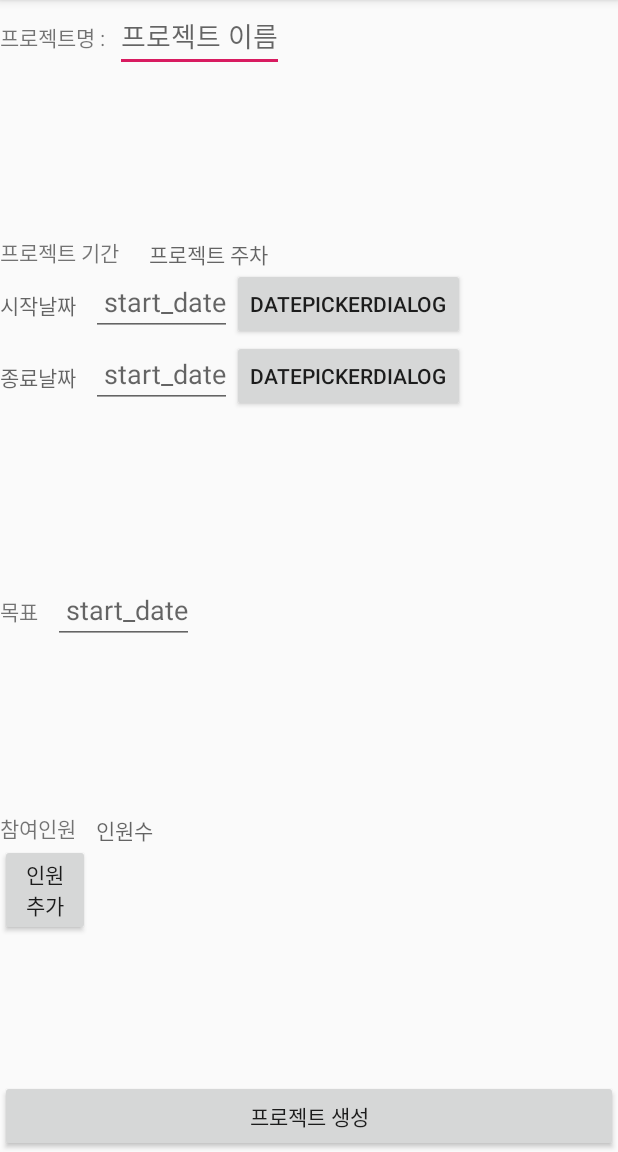
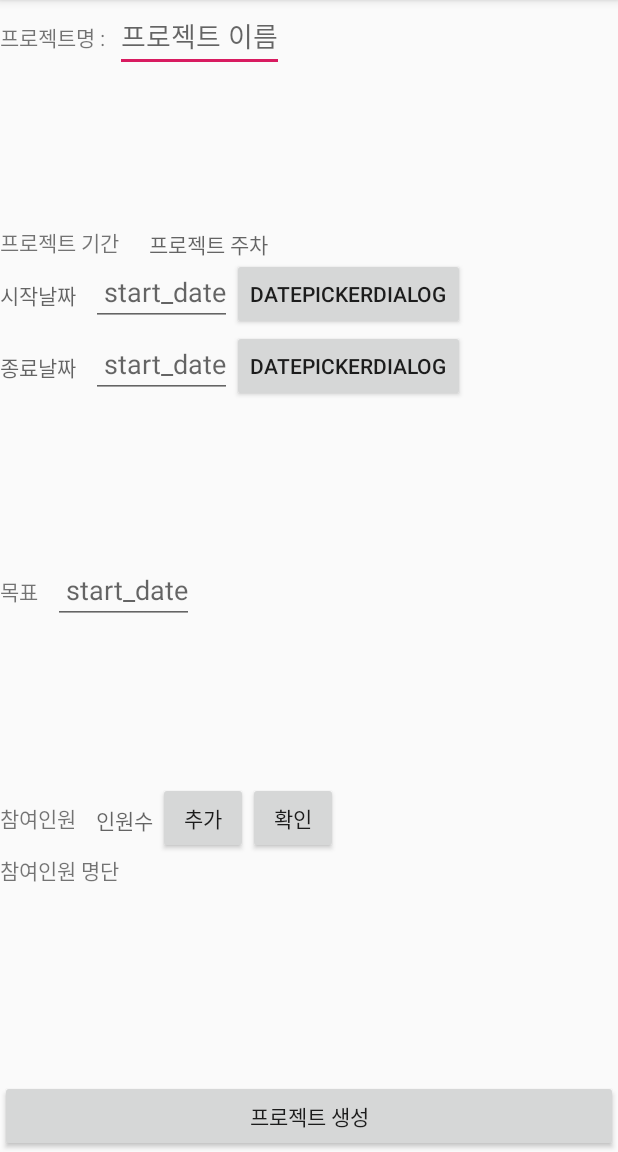
Before and after one commit to MheeJ/Schedule_Share, an Android app: the Make_project screen opened directly, with no data from a screen before it, on a phone screen of 412 x 824 dp, the part 84-1236 px from its top. Run offline under Robolectric (Android 15) with nearby library versions, the phone set to English and light mode, and no system bars; our stand-ins replace Firebase (no records; nobody signed in at launch, a user with empty details on screens opened directly).

Commit message:
사용자 추가하기 완료 _mini

```diff
--- a/app/src/main/java/com/example/schedule_share/FirebasePost.java
+++ b/app/src/main/java/com/example/schedule_share/FirebasePost.java
@@ -20,6 +20,7 @@ class FirebasePost {
     public String project_name;
     public String project_info;
     public Long project_date;
+    public String project_member;
 
 
     public FirebasePost(){
@@ -34,10 +35,11 @@ class FirebasePost {
         this.gender = gender;
     }
 
-    public FirebasePost(String project_name, String project_info, Long project_date) {
+    public FirebasePost(String project_name, String project_info, Long project_date, String project_member) {
         this.project_name = project_name;
         this.project_info = project_info;
         this.project_date = project_date;
+        this.project_member = project_member;
     }
 
     @Exclude
@@ -57,6 +59,7 @@ class FirebasePost {
         result.put("project_name", project_name);
         result.put("project_info", project_info);
         result.put("project_date", project_date);
+        result.put("project_member",project_member);
         return result;
     }
 }
--- a/app/src/main/java/com/example/schedule_share/Make_project.java
+++ b/app/src/main/java/com/example/schedule_share/Make_project.java
@@ -26,14 +26,17 @@ public class Make_project extends AppCompatActivity implements View.OnClickListe
 
     private DatabaseReference mPostReference;
 
-    private TextView name, period, goal, member,start,finish, start_date,finish_date,input_period,memeber_num,period_1;
+    private TextView name, period, goal, member,start,finish, start_date,finish_date,input_period,memeber_num,period_1,Member_list;
     private EditText input_name, input_goal,input_member;
-    private Button done,start_button,finish_button,Add_member;
+    private Button done,start_button,finish_button,Add_member,Check_member;
     private DatePickerDialog.OnDateSetListener callbackMethod;
     private DatePickerDialog.OnDateSetListener callbackMethod2;
+    String getData="";
+    final static int CODE=1;
 
     private String project_name,date1,date2,Days;
     private String project_info;
+    String project_member="멤버";
     private long project_date,calDateDays,pdays;
 
     ArrayAdapter<String> arrayAdapter;
@@ -55,17 +58,23 @@ public class Make_project extends AppCompatActivity implements View.OnClickListe
 
 
         arrayAdapter = new ArrayAdapter<String>(this, android.R.layout.simple_list_item_1);
+
+
+
+
     }
 
     private void initView(){
         name = findViewById(R.id.name);
         period = findViewById(R.id.period);
         member = findViewById(R.id.member);
+        Check_member = findViewById(R.id.check_member);
         input_period = findViewById(R.id.input_period);
         input_name = findViewById(R.id.input_name);
         input_goal = findViewById(R.id.input_goal);
         memeber_num = findViewById(R.id.memeber_num);
         Add_member = findViewById(R.id.add_member);
+        Member_list = findViewById(R.id.member_list);
         start = findViewById(R.id.start);
         finish = findViewById(R.id.finish);
         start_date = findViewById(R.id.start_date);
@@ -76,6 +85,7 @@ public class Make_project extends AppCompatActivity implements View.OnClickListe
         finish_button = findViewById(R.id.finish_button);
         Add_member.setOnClickListener(this);
         done.setOnClickListener(this);
+        Check_member.setOnClickListener(this);
     }
 
     public void InitializeListener(){
@@ -108,11 +118,17 @@ public class Make_project extends AppCompatActivity implements View.OnClickListe
         };
     }
 
+
+
+
     public void OnClickHandler2(View view){
         DatePickerDialog dialog = new DatePickerDialog(this, callbackMethod2, 2020, 1,6);
 
         dialog.show();
     }
+
+
+
     @Override
     public void onClick(View view) {
         switch (view.getId()){
@@ -124,11 +140,38 @@ public class Make_project extends AppCompatActivity implements View.OnClickListe
                 startActivity(intent2);
                 postFirebaseDatabase(true);
                 break;
-
             case R.id.add_member:
                 Intent intent3 = new Intent(this,Add_User.class);
-                startActivity(intent3);
+                intent3.putExtra("addr",Member_list.getText().toString());
+                startActivityForResult(intent3,CODE);
+                break;
+          /*  case R.id.check_member:
+                getData = getIntent().getStringExtra("adapter_list");
+                Member_list.setText(getData);
+                getData = project_member;
+                break;*/
 
+        }
+    }
+
+    //서브액티비티가 값을 보내오면 자동호출되는 메소드
+    //requestCode에 메인 액티비티에서 보낸 CODE가 담겨온다.
+    @Override
+    //onActivityResult( 메인액티비티에서 보낸 코드,서브액티비티에서 보내온 리절트코드,서브액티비티에서 데이터를 담아 보낸 인텐트 )
+    protected void onActivityResult(int requestCode, int resultCode, Intent data) {
+        super.onActivityResult(requestCode,resultCode,data);
+        switch(requestCode){
+            case 1:
+                if(resultCode==RESULT_OK){//서브Activity에서 보내온 resultCode와 비교
+                    //서브액티비티에서 인텐트에 담아온 정보 꺼내기
+                    String edtAddr=data.getStringExtra("editAddr");
+                    //텍스트뷰에 수정된 문자열 넣기
+                    Member_list.setText(edtAddr);
+                    project_member = edtAddr;
+                }else{
+
+                }
+                break;
         }
     }
 
@@ -139,7 +182,7 @@ public class Make_project extends AppCompatActivity implements View.OnClickListe
         Map<String, Object> childUpdates = new HashMap<>();
         Map<String, Object> postValues = null;
         if(add){
-            FirebasePost post = new FirebasePost(project_name, project_info, project_date);
+            FirebasePost post = new FirebasePost(project_name, project_info, project_date,project_member);
             postValues = post.toScheduleMap();
         }
         childUpdates.put("/project_list/" + project_name, postValues);
@@ -167,4 +210,6 @@ public class Make_project extends AppCompatActivity implements View.OnClickListe
         }
 
     }
+
+
 }
--- a/app/src/main/res/layout/add_user.xml
+++ b/app/src/main/res/layout/add_user.xml
@@ -22,7 +22,7 @@
             android:layout_height="wrap_content"
             android:layout_weight="1"
             android:id="@+id/newitem"
-            android:hint="사용자 아이디 검색"
+            android:hint="사용자 닉네임 검색"
             android:focusable="true"
             android:focusableInTouchMode="true"/>
         <Button
--- a/app/src/main/res/layout/make_project.xml
+++ b/app/src/main/res/layout/make_project.xml
@@ -136,8 +136,22 @@
             android:layout_width="wrap_content"
             android:layout_height="wrap_content"
             android:hint=" 인원수 " />
+        <Button
+            android:id="@+id/add_member"
+            android:layout_width="60dp"
+            android:layout_height="wrap_content"
+            android:orientation="horizontal"
+            android:text="추가" />
+        <Button
+            android:id="@+id/check_member"
+            android:layout_width="60dp"
+            android:layout_height="wrap_content"
+            android:orientation="horizontal"
+            android:text="확인" />
 
     </LinearLayout>
+
+
 
     <LinearLayout
         android:layout_width="match_parent"
@@ -145,13 +159,12 @@
         android:layout_weight="1"
         android:orientation="horizontal">
 
-        <Button
-        android:id="@+id/add_member"
-        android:layout_width="60dp"
-        android:layout_height="wrap_content"
-        android:orientation="horizontal"
-        android:text="인원 추가" />
-
+        <TextView
+            android:id="@+id/member_list"
+            android:layout_width="wrap_content"
+            android:layout_height="wrap_content"
+            android:layout_weight="1"
+            android:text="참여인원 명단" />
     </LinearLayout>
 
     <Button
```
Also changed, not shown: app/src/main/java/com/example/schedule_share/Add_User.java (+13 -2 lines).
